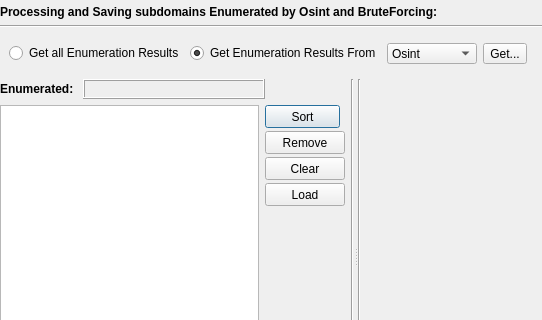
Qt form gui/src/engines/save/Save.ui (3nock/OTE) before a commit; both pictures show x 0 to 542 and y 0 to 320 of the 767 by 433 pixel window.
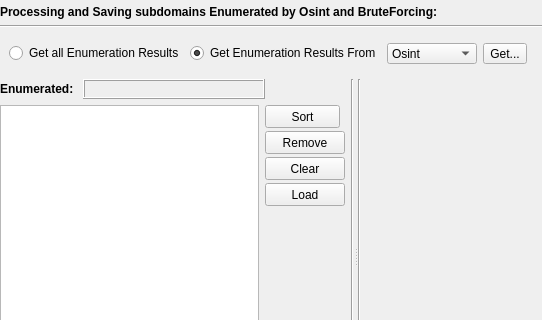
The same form after that commit.

What changed in the file:
```diff
--- a/gui/src/engines/save/Save.ui
+++ b/gui/src/engines/save/Save.ui
@@ -1,7 +1,7 @@
 <?xml version="1.0" encoding="UTF-8"?>
 <ui version="4.0">
  <class>Save</class>
- <widget class="QDialog" name="Save">
+ <widget class="QWidget" name="Save">
   <property name="geometry">
    <rect>
     <x>0</x>
```
Left out of the diff: 2 changed lines with no effect on the pictures.
